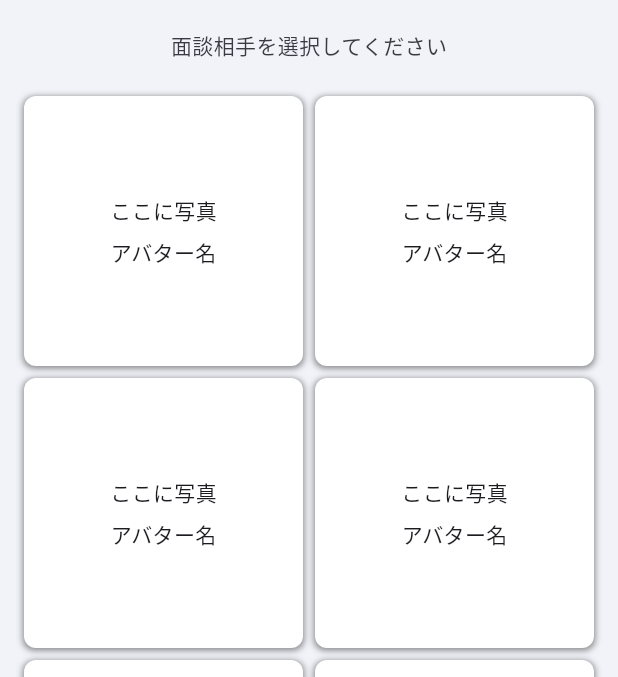
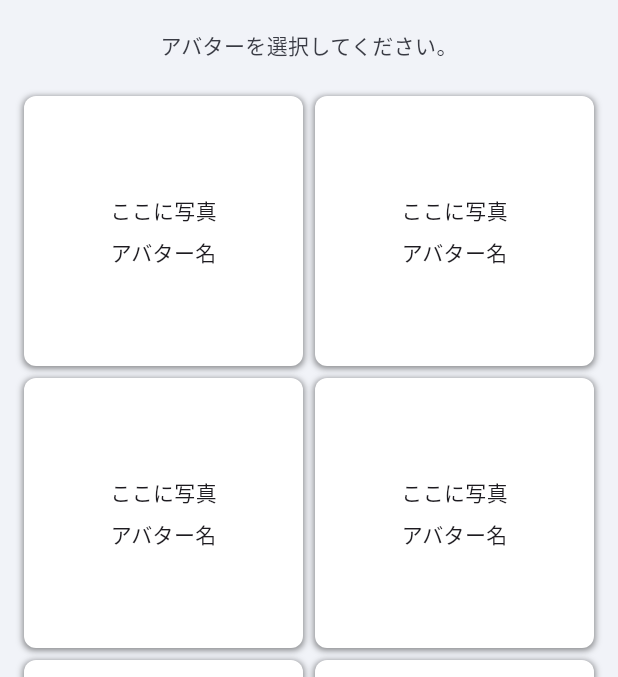
Before and after one commit to school-interview/school-interview-system, a Flutter app: the AvatarSelectView screen opened directly, on a phone screen of 412 x 824 dp, the part 84-761 px from its top. Run offline on Flutter 3.47's test engine with Material 3 defaults, Android fonts, the phone set to English and light mode, and no system bars; our stand-ins replace flutter_riverpod, freezed_annotation.

Commit message:
intlを導入

```diff
--- a/client/lib/component/custom_app_bar.dart
+++ b/client/lib/component/custom_app_bar.dart
@@ -1,11 +1,13 @@
 import 'package:client/constant/color.dart';
+import 'package:client/generated/l10n.dart';
 import 'package:flutter/material.dart';
 
 class CostomAppBar {
   /// スタート画面[ProfileInputView]と[AvatarSelectView]のAppBar
-  final startAppBar = AppBar(
+  PreferredSizeWidget startAppBar(BuildContext context) {
+    return AppBar(
       backgroundColor: ColorDefinitions.secondaryColor,
-    title: const Text("学生面談(工学部)"),
+      title: Text(S.of(context).startAppBarTitle),
       titleTextStyle: const TextStyle(
         color: ColorDefinitions.textColor,
         fontWeight: FontWeight.bold,
@@ -13,3 +15,4 @@ class CostomAppBar {
       ),
     );
   }
+}
--- /dev/null
+++ b/client/lib/l10n/intl_en.arb
@@ -0,0 +1,4 @@
+{
+    "startAppBarTitle": "学生面談(工学部)",
+    "avatarSelectDescription": "アバターを選択してください。"
+}
--- a/client/lib/view/avatar_select/avatar_select_view.dart
+++ b/client/lib/view/avatar_select/avatar_select_view.dart
@@ -1,6 +1,7 @@
 import 'package:client/component/custom_app_bar.dart';
 import 'package:client/component/style/box_shadow_style.dart';
 import 'package:client/constant/color.dart';
+import 'package:client/generated/l10n.dart';
 import 'package:flutter/material.dart';
 import 'package:flutter_riverpod/flutter_riverpod.dart';
 
@@ -24,15 +25,15 @@ class _AvatarSelectView extends ConsumerState<AvatarSelectView> {
   Widget build(BuildContext context) {
     return Scaffold(
       backgroundColor: ColorDefinitions.primaryColor,
-      appBar: CostomAppBar().startAppBar,
+      appBar: CostomAppBar().startAppBar(context),
       body: SafeArea(
         child: Container(
           padding: const EdgeInsets.only(top: 20),
           child: Column(
             children: [
-              const Text(
-                "面談相手を選択してください",
-                style: TextStyle(color: ColorDefinitions.textColor),
+              Text(
+                S.of(context).avatarSelectDescription,
+                style: const TextStyle(color: ColorDefinitions.textColor),
               ),
               const SizedBox(height: 16),
               Expanded(
--- /dev/null
+++ b/client/lib/view/main/main_view.dart
@@ -0,0 +1,44 @@
+import 'dart:ui';
+
+import 'package:client/generated/l10n.dart';
+import 'package:client/view/profile_input/profile_input_view.dart';
+import 'package:flutter/material.dart';
+import 'package:flutter_localizations/flutter_localizations.dart';
+import 'package:flutter_riverpod/flutter_riverpod.dart';
+
+/// 画面全体のウィジェット
+class MainView extends ConsumerStatefulWidget {
+  const MainView({super.key});
+
+  @override
+  ConsumerState<MainView> createState() => _MainView();
+}
+
+class _MainView extends ConsumerState<MainView> {
+  final formKey = GlobalKey<FormState>();
+
+  @override
+  Widget build(BuildContext context) {
+    return MaterialApp(
+      scrollBehavior: CustomScrollBehavior(),
+      localizationsDelegates: const [
+        S.delegate,
+        GlobalMaterialLocalizations.delegate,
+        GlobalWidgetsLocalizations.delegate,
+        GlobalCupertinoLocalizations.delegate,
+      ],
+      supportedLocales: S.delegate.supportedLocales,
+      home: const ProfileInputView(),
+    );
+  }
+}
+
+// スクロールの挙動をカスタマイズするためのクラス
+class CustomScrollBehavior extends MaterialScrollBehavior {
+  @override
+  Set<PointerDeviceKind> get dragDevices => {
+        PointerDeviceKind.touch,
+        // Webでのスクロールをマウスで行うために追加
+        PointerDeviceKind.mouse,
+      };
+}
```
Also changed, not shown: client/lib/main.dart (+3 -17 lines), client/lib/provider/main_provider.dart (added, +11 -0 lines), client/lib/view/profile_input/profile_input_view.dart (+10 -10 lines), client/lib/view_model/main/main_view_model.dart (added, +12 -0 lines), client/lib/view_model/main/main_view_model_state.dart (added, +11 -0 lines), client/pubspec.yaml (+7 -0 lines), client/lib/generated/intl/messages_all.dart (added), client/lib/generated/intl/messages_en.dart (added), client/lib/generated/l10n.dart (added), client/lib/view_model/main/main_view_model_state.freezed.dart (added), client/pubspec.lock, 7 other files. Lines whose indentation alone changed are shown as unchanged.
